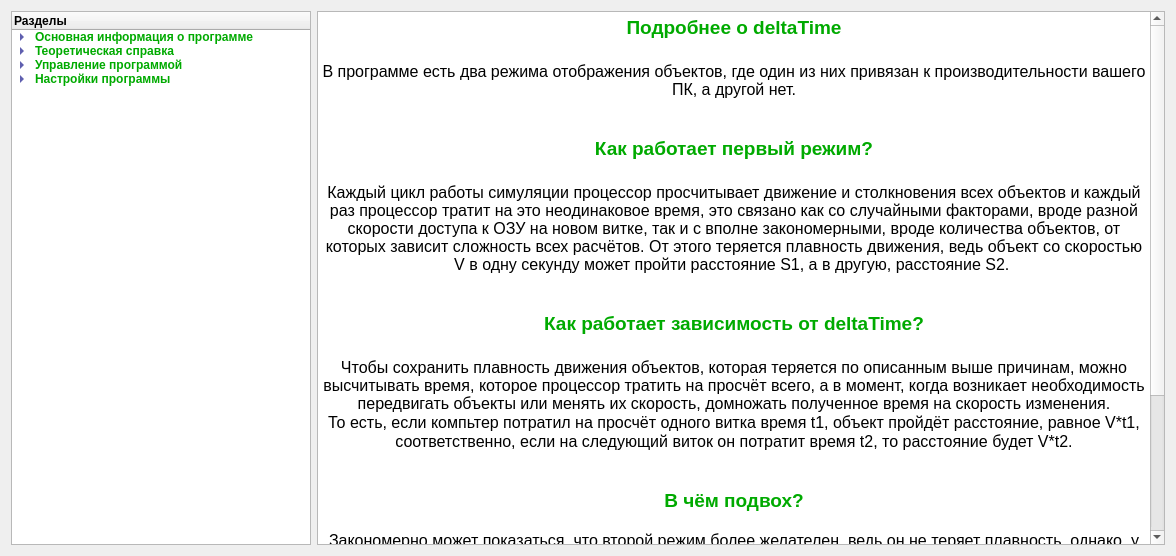
GRUB666/SPS---Simple-Physical-Simulator, file documentationwidget.ui: the form before one commit.
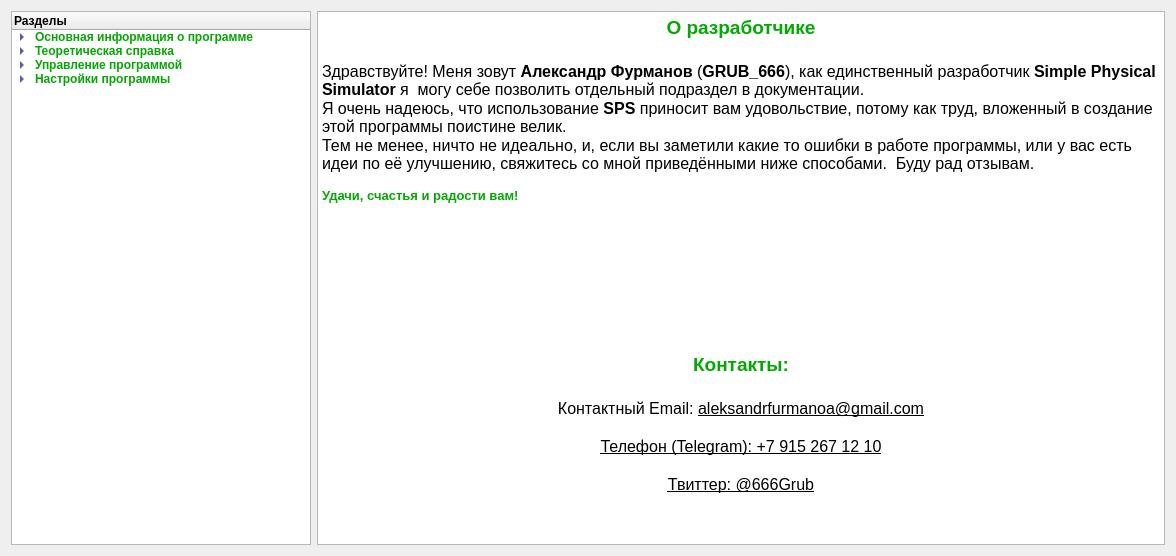
The form after the commit.

```diff
--- a/documentationwidget.ui
+++ b/documentationwidget.ui
@@ -275,29 +275,31 @@
 &lt;html&gt;&lt;head&gt;&lt;meta name=&quot;qrichtext&quot; content=&quot;1&quot; /&gt;&lt;style type=&quot;text/css&quot;&gt;
 p, li { white-space: pre-wrap; }
 &lt;/style&gt;&lt;/head&gt;&lt;body style=&quot; font-family:'Nirmala UI'; font-size:26pt; font-weight:400; font-style:normal;&quot;&gt;
-&lt;p align=&quot;center&quot; style=&quot; margin-top:0px; margin-bottom:0px; margin-left:0px; margin-right:0px; -qt-block-indent:0; text-indent:0px;&quot;&gt;&lt;span style=&quot; font-size:14pt; font-weight:600; color:#00aa00;&quot;&gt;Подробнее о deltaTime&lt;/span&gt;&lt;/p&gt;
+&lt;p align=&quot;center&quot; style=&quot; margin-top:0px; margin-bottom:0px; margin-left:0px; margin-right:0px; -qt-block-indent:0; text-indent:0px;&quot;&gt;&lt;span style=&quot; font-size:14pt; font-weight:600; color:#00aa00;&quot;&gt;О разработчике&lt;/span&gt;&lt;/p&gt;
 &lt;p align=&quot;center&quot; style=&quot;-qt-paragraph-type:empty; margin-top:0px; margin-bottom:0px; margin-left:0px; margin-right:0px; -qt-block-indent:0; text-indent:0px; font-size:14pt; font-weight:600; color:#00aa00;&quot;&gt;&lt;br /&gt;&lt;/p&gt;
-&lt;p align=&quot;center&quot; style=&quot; margin-top:0px; margin-bottom:0px; margin-left:0px; margin-right:0px; -qt-block-indent:0; text-indent:0px;&quot;&gt;&lt;span style=&quot; font-size:12pt; color:#000000;&quot;&gt;В программе есть два режима отображения объектов, где один из них привязан к производительности вашего ПК, а другой нет.&lt;/span&gt;&lt;/p&gt;
-&lt;p align=&quot;center&quot; style=&quot;-qt-paragraph-type:empty; margin-top:0px; margin-bottom:0px; margin-left:0px; margin-right:0px; -qt-block-indent:0; text-indent:0px; font-size:12pt; color:#000000;&quot;&gt;&lt;br /&gt;&lt;/p&gt;
-&lt;p align=&quot;center&quot; style=&quot;-qt-paragraph-type:empty; margin-top:0px; margin-bottom:0px; margin-left:0px; margin-right:0px; -qt-block-indent:0; text-indent:0px; font-size:12pt; color:#000000;&quot;&gt;&lt;br /&gt;&lt;/p&gt;
-&lt;p align=&quot;center&quot; style=&quot; margin-top:0px; margin-bottom:0px; margin-left:0px; margin-right:0px; -qt-block-indent:0; text-indent:0px;&quot;&gt;&lt;span style=&quot; font-size:14pt; font-weight:600; color:#00aa00;&quot;&gt;Как работает первый режим?&lt;/span&gt;&lt;/p&gt;
+&lt;p style=&quot; margin-top:0px; margin-bottom:0px; margin-left:0px; margin-right:0px; -qt-block-indent:0; text-indent:0px;&quot;&gt;&lt;span style=&quot; font-size:12pt; color:#000000;&quot;&gt;Здравствуйте! Меня зовут &lt;/span&gt;&lt;span style=&quot; font-size:12pt; font-weight:600; color:#000000;&quot;&gt;Александр Фурманов &lt;/span&gt;&lt;span style=&quot; font-size:12pt; color:#000000;&quot;&gt;(&lt;/span&gt;&lt;span style=&quot; font-size:12pt; font-weight:600; color:#000000;&quot;&gt;GRUB_666&lt;/span&gt;&lt;span style=&quot; font-size:12pt; color:#000000;&quot;&gt;), как единственный разработчик &lt;/span&gt;&lt;span style=&quot; font-size:12pt; font-weight:600; color:#000000;&quot;&gt;Simple Physical Simulator &lt;/span&gt;&lt;span style=&quot; font-size:12pt; color:#000000;&quot;&gt;я  могу себе позволить отдельный подраздел в документации.&lt;/span&gt;&lt;/p&gt;
+&lt;p style=&quot; margin-top:0px; margin-bottom:0px; margin-left:0px; margin-right:0px; -qt-block-indent:0; text-indent:0px;&quot;&gt;&lt;span style=&quot; font-size:12pt; color:#000000;&quot;&gt;Я очень надеюсь, что использование &lt;/span&gt;&lt;span style=&quot; font-size:12pt; font-weight:600; color:#000000;&quot;&gt;SPS &lt;/span&gt;&lt;span style=&quot; font-size:12pt; color:#000000;&quot;&gt;приносит вам удовольствие, потому как труд, вложенный в создание этой программы поистине велик.&lt;/span&gt;&lt;/p&gt;
+&lt;p style=&quot; margin-top:0px; margin-bottom:0px; margin-left:0px; margin-right:0px; -qt-block-indent:0; text-indent:0px;&quot;&gt;&lt;span style=&quot; font-size:12pt; color:#000000;&quot;&gt;Тем не менее, ничто не идеально, и, если вы заметили какие то ошибки в работе программы, или у вас есть идеи по её улучшению, свяжитесь со мной приведёнными ниже способами.  Буду рад отзывам.&lt;/span&gt;&lt;/p&gt;
+&lt;p style=&quot;-qt-paragraph-type:empty; margin-top:0px; margin-bottom:0px; margin-left:0px; margin-right:0px; -qt-block-indent:0; text-indent:0px; font-size:10pt; color:#00aa00;&quot;&gt;&lt;br /&gt;&lt;/p&gt;
+&lt;p style=&quot; margin-top:0px; margin-bottom:0px; margin-left:0px; margin-right:0px; -qt-block-indent:0; text-indent:0px;&quot;&gt;&lt;span style=&quot; font-size:10pt; font-weight:600; color:#00aa00;&quot;&gt;Удачи, счастья и радости вам!&lt;/span&gt;&lt;/p&gt;
+&lt;p style=&quot;-qt-paragraph-type:empty; margin-top:0px; margin-bottom:0px; margin-left:0px; margin-right:0px; -qt-block-indent:0; text-indent:0px; font-size:10pt; font-weight:600; color:#00aa00;&quot;&gt;&lt;br /&gt;&lt;/p&gt;
+&lt;p style=&quot;-qt-paragraph-type:empty; margin-top:0px; margin-bottom:0px; margin-left:0px; margin-right:0px; -qt-block-indent:0; text-indent:0px; font-size:10pt; font-weight:600; color:#00aa00;&quot;&gt;&lt;br /&gt;&lt;/p&gt;
+&lt;p style=&quot;-qt-paragraph-type:empty; margin-top:0px; margin-bottom:0px; margin-left:0px; margin-right:0px; -qt-block-indent:0; text-indent:0px; font-size:10pt; font-weight:600; color:#00aa00;&quot;&gt;&lt;br /&gt;&lt;/p&gt;
+&lt;p style=&quot;-qt-paragraph-type:empty; margin-top:0px; margin-bottom:0px; margin-left:0px; margin-right:0px; -qt-block-indent:0; text-indent:0px; font-size:10pt; font-weight:600; color:#00aa00;&quot;&gt;&lt;br /&gt;&lt;/p&gt;
+&lt;p style=&quot;-qt-paragraph-type:empty; margin-top:0px; margin-bottom:0px; margin-left:0px; margin-right:0px; -qt-block-indent:0; text-indent:0px; font-size:10pt; font-weight:600; color:#00aa00;&quot;&gt;&lt;br /&gt;&lt;/p&gt;
+&lt;p style=&quot;-qt-paragraph-type:empty; margin-top:0px; margin-bottom:0px; margin-left:0px; margin-right:0px; -qt-block-indent:0; text-indent:0px; font-size:10pt; font-weight:600; color:#00aa00;&quot;&gt;&lt;br /&gt;&lt;/p&gt;
+&lt;p style=&quot;-qt-paragraph-type:empty; margin-top:0px; margin-bottom:0px; margin-left:0px; margin-right:0px; -qt-block-indent:0; text-indent:0px; font-size:10pt; font-weight:600; color:#00aa00;&quot;&gt;&lt;br /&gt;&lt;/p&gt;
+&lt;p style=&quot;-qt-paragraph-type:empty; margin-top:0px; margin-bottom:0px; margin-left:0px; margin-right:0px; -qt-block-indent:0; text-indent:0px; font-size:10pt; font-weight:600; color:#00aa00;&quot;&gt;&lt;br /&gt;&lt;/p&gt;
+&lt;p style=&quot;-qt-paragraph-type:empty; margin-top:0px; margin-bottom:0px; margin-left:0px; margin-right:0px; -qt-block-indent:0; text-indent:0px; font-size:10pt; font-weight:600; color:#00aa00;&quot;&gt;&lt;br /&gt;&lt;/p&gt;
+&lt;p style=&quot;-qt-paragraph-type:empty; margin-top:0px; margin-bottom:0px; margin-left:0px; margin-right:0px; -qt-block-indent:0; text-indent:0px; font-size:10pt; font-weight:600; color:#00aa00;&quot;&gt;&lt;br /&gt;&lt;/p&gt;
+&lt;p align=&quot;center&quot; style=&quot; margin-top:0px; margin-bottom:0px; margin-left:0px; margin-right:0px; -qt-block-indent:0; text-indent:0px;&quot;&gt;&lt;span style=&quot; font-size:14pt; font-weight:600; color:#00aa00;&quot;&gt;Контакты:&lt;/span&gt;&lt;/p&gt;
 &lt;p align=&quot;center&quot; style=&quot;-qt-paragraph-type:empty; margin-top:0px; margin-bottom:0px; margin-left:0px; margin-right:0px; -qt-block-indent:0; text-indent:0px; font-size:14pt; font-weight:600; color:#00aa00;&quot;&gt;&lt;br /&gt;&lt;/p&gt;
-&lt;p align=&quot;center&quot; style=&quot; margin-top:0px; margin-bottom:0px; margin-left:0px; margin-right:0px; -qt-block-indent:0; text-indent:0px;&quot;&gt;&lt;span style=&quot; font-size:12pt; color:#000000;&quot;&gt;Каждый цикл работы симуляции процессор просчитывает движение и столкновения всех объектов и каждый раз процессор тратит на это неодинаковое время, это связано как со случайными факторами, вроде разной скорости доступа к ОЗУ на новом витке, так и с вполне закономерными, вроде количества объектов, от которых зависит сложность всех расчётов. От этого теряется плавность движения, ведь объект со скоростью V в одну секунду может пройти расстояние S1, а в другую, расстояние S2. &lt;/span&gt;&lt;/p&gt;
-&lt;p align=&quot;center&quot; style=&quot;-qt-paragraph-type:empty; margin-top:0px; margin-bottom:0px; margin-left:0px; margin-right:0px; -qt-block-indent:0; text-indent:0px; font-size:12pt; color:#000000;&quot;&gt;&lt;br /&gt;&lt;/p&gt;
-&lt;p align=&quot;center&quot; style=&quot;-qt-paragraph-type:empty; margin-top:0px; margin-bottom:0px; margin-left:0px; margin-right:0px; -qt-block-indent:0; text-indent:0px; font-size:12pt; color:#000000;&quot;&gt;&lt;br /&gt;&lt;/p&gt;
-&lt;p align=&quot;center&quot; style=&quot; margin-top:0px; margin-bottom:0px; margin-left:0px; margin-right:0px; -qt-block-indent:0; text-indent:0px;&quot;&gt;&lt;span style=&quot; font-size:14pt; font-weight:600; color:#00aa00;&quot;&gt;Как работает зависимость от deltaTime?&lt;/span&gt;&lt;/p&gt;
-&lt;p align=&quot;center&quot; style=&quot;-qt-paragraph-type:empty; margin-top:0px; margin-bottom:0px; margin-left:0px; margin-right:0px; -qt-block-indent:0; text-indent:0px; font-size:14pt; font-weight:600; color:#00aa00;&quot;&gt;&lt;br /&gt;&lt;/p&gt;
-&lt;p align=&quot;center&quot; style=&quot; margin-top:0px; margin-bottom:0px; margin-left:0px; margin-right:0px; -qt-block-indent:0; text-indent:0px;&quot;&gt;&lt;span style=&quot; font-size:12pt; color:#000000;&quot;&gt;Чтобы сохранить плавность движения объектов, которая теряется по описанным выше причинам, можно высчитывать время, которое процессор тратить на просчёт всего, а в момент, когда возникает необходимость передвигать объекты или менять их скорость, домножать полученное время на скорость изменения.&lt;/span&gt;&lt;/p&gt;
-&lt;p align=&quot;center&quot; style=&quot; margin-top:0px; margin-bottom:0px; margin-left:0px; margin-right:0px; -qt-block-indent:0; text-indent:0px;&quot;&gt;&lt;span style=&quot; font-size:12pt; color:#000000;&quot;&gt;То есть, если компьтер потратил на просчёт одного витка время t1, объект пройдёт расстояние, равное V*t1,&lt;/span&gt;&lt;/p&gt;
-&lt;p align=&quot;center&quot; style=&quot; margin-top:0px; margin-bottom:0px; margin-left:0px; margin-right:0px; -qt-block-indent:0; text-indent:0px;&quot;&gt;&lt;span style=&quot; font-size:12pt; color:#000000;&quot;&gt;соответственно, если на следующий виток он потратит время t2, то расстояние будет V*t2.&lt;/span&gt;&lt;/p&gt;
-&lt;p align=&quot;center&quot; style=&quot;-qt-paragraph-type:empty; margin-top:0px; margin-bottom:0px; margin-left:0px; margin-right:0px; -qt-block-indent:0; text-indent:0px; font-size:12pt; color:#000000;&quot;&gt;&lt;br /&gt;&lt;/p&gt;
-&lt;p align=&quot;center&quot; style=&quot;-qt-paragraph-type:empty; margin-top:0px; margin-bottom:0px; margin-left:0px; margin-right:0px; -qt-block-indent:0; text-indent:0px; font-size:12pt; color:#000000;&quot;&gt;&lt;br /&gt;&lt;/p&gt;
-&lt;p align=&quot;center&quot; style=&quot; margin-top:0px; margin-bottom:0px; margin-left:0px; margin-right:0px; -qt-block-indent:0; text-indent:0px;&quot;&gt;&lt;span style=&quot; font-size:14pt; font-weight:600; color:#00aa00;&quot;&gt;В чём подвох?&lt;/span&gt;&lt;/p&gt;
-&lt;p align=&quot;center&quot; style=&quot;-qt-paragraph-type:empty; margin-top:0px; margin-bottom:0px; margin-left:0px; margin-right:0px; -qt-block-indent:0; text-indent:0px; font-size:12pt; color:#000000;&quot;&gt;&lt;br /&gt;&lt;/p&gt;
-&lt;p align=&quot;center&quot; style=&quot; margin-top:0px; margin-bottom:0px; margin-left:0px; margin-right:0px; -qt-block-indent:0; text-indent:0px;&quot;&gt;&lt;span style=&quot; font-size:12pt; color:#000000;&quot;&gt;Закономерно может показаться, что второй режим более желателен, ведь он не теряет плавность, однако, у него есть один серъёзный недостаток по отношению к первому режиму: при использовании deltaTime теряется детерменированность симуляций. Иными словами, одна и та же модель, с одинаковыми настройками в программе, один раз может выдать один результат симуляции, а второй раз - второй. От этого производить более-менее серъёзные расчёты, используя этот режим, - невозможно.&lt;/span&gt;&lt;/p&gt;
-&lt;p align=&quot;center&quot; style=&quot; margin-top:0px; margin-bottom:0px; margin-left:0px; margin-right:0px; -qt-block-indent:0; text-indent:0px;&quot;&gt;&lt;span style=&quot; font-size:12pt; color:#000000;&quot;&gt;С чем же это связано? Дело в том, что в расчёте времени есть некая погрешность, и одно и тоже время может вычисляться как два разных значения с разницей в 10 микросекунд. Может показаться, что погрешность маленькая, однако, она имеет свойство накапливаться, причём делать это случайно, это и приводит к тому, что при одинаковых начальных условиях получаются неодинаковые результаты. &lt;/span&gt;&lt;/p&gt;
-&lt;p align=&quot;center&quot; style=&quot; margin-top:0px; margin-bottom:0px; margin-left:0px; margin-right:0px; -qt-block-indent:0; text-indent:0px;&quot;&gt;&lt;span style=&quot; font-size:12pt; color:#000000;&quot;&gt;Всё зависит от того, что вам нужно: точность и детерменированность, либо же плавность.&lt;/span&gt;&lt;/p&gt;
-&lt;p align=&quot;center&quot; style=&quot;-qt-paragraph-type:empty; margin-top:0px; margin-bottom:0px; margin-left:0px; margin-right:0px; -qt-block-indent:0; text-indent:0px; font-size:12pt; color:#000000;&quot;&gt;&lt;br /&gt;&lt;/p&gt;&lt;/body&gt;&lt;/html&gt;</string>
+&lt;p align=&quot;center&quot; style=&quot; margin-top:0px; margin-bottom:0px; margin-left:0px; margin-right:0px; -qt-block-indent:0; text-indent:0px;&quot;&gt;&lt;span style=&quot; font-size:12pt; color:#000000;&quot;&gt;Контактный Email: &lt;/span&gt;&lt;span style=&quot; font-size:12pt; text-decoration: underline; color:#000000;&quot;&gt;aleksandrfurmanoa@gmail.com&lt;/span&gt;&lt;/p&gt;
+&lt;p align=&quot;center&quot; style=&quot;-qt-paragraph-type:empty; margin-top:0px; margin-bottom:0px; margin-left:0px; margin-right:0px; -qt-block-indent:0; text-indent:0px; font-size:12pt; text-decoration: underline; color:#000000;&quot;&gt;&lt;br /&gt;&lt;/p&gt;
+&lt;p align=&quot;center&quot; style=&quot; margin-top:0px; margin-bottom:0px; margin-left:0px; margin-right:0px; -qt-block-indent:0; text-indent:0px;&quot;&gt;&lt;span style=&quot; font-size:12pt; text-decoration: underline; color:#000000;&quot;&gt;Телефон (Telegram): +7 915 267 12 10&lt;/span&gt;&lt;/p&gt;
+&lt;p align=&quot;center&quot; style=&quot;-qt-paragraph-type:empty; margin-top:0px; margin-bottom:0px; margin-left:0px; margin-right:0px; -qt-block-indent:0; text-indent:0px; font-size:12pt; text-decoration: underline; color:#000000;&quot;&gt;&lt;br /&gt;&lt;/p&gt;
+&lt;p align=&quot;center&quot; style=&quot; margin-top:0px; margin-bottom:0px; margin-left:0px; margin-right:0px; -qt-block-indent:0; text-indent:0px;&quot;&gt;&lt;span style=&quot; font-size:12pt; text-decoration: underline; color:#000000;&quot;&gt;Твиттер: @666Grub&lt;/span&gt;&lt;/p&gt;
+&lt;p align=&quot;center&quot; style=&quot;-qt-paragraph-type:empty; margin-top:0px; margin-bottom:0px; margin-left:0px; margin-right:0px; -qt-block-indent:0; text-indent:0px; font-size:12pt; text-decoration: underline; color:#000000;&quot;&gt;&lt;br /&gt;&lt;/p&gt;&lt;/body&gt;&lt;/html&gt;</string>
        </property>
       </widget>
      </item>
```
